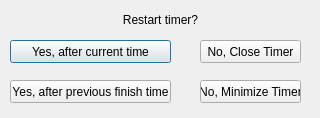
This is timeisupdialog.ui in skronstein/MultiTimer as Qt 5 draws it before an edit. The edited form follows.
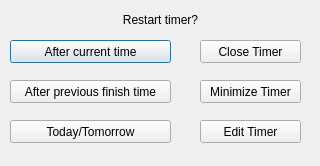
This is the edited form.

Commit message: On time is up dialog box, add button the timer but to end the same time on the next day, and another button to immediately bring up the edit timer window

```diff
--- a/timeisupdialog.ui
+++ b/timeisupdialog.ui
@@ -7,7 +7,7 @@
     <x>0</x>
     <y>0</y>
     <width>320</width>
-    <height>118</height>
+    <height>166</height>
    </rect>
   </property>
   <property name="windowTitle">
@@ -39,7 +39,7 @@
     </rect>
    </property>
    <property name="text">
-    <string>Yes, after previous finish time</string>
+    <string>After previous finish time</string>
    </property>
   </widget>
   <widget class="QPushButton" name="RestartAfterCurrentTimeButton">
@@ -52,7 +52,7 @@
     </rect>
    </property>
    <property name="text">
-    <string>Yes, after current time</string>
+    <string>After current time</string>
    </property>
    <property name="default">
     <bool>true</bool>
@@ -71,7 +71,7 @@
     </rect>
    </property>
    <property name="text">
-    <string>No, Close Timer</string>
+    <string>Close Timer</string>
    </property>
    <property name="flat">
     <bool>false</bool>
@@ -90,7 +90,36 @@
     </rect>
    </property>
    <property name="text">
-    <string>No, Minimize Timer</string>
+    <string>Minimize Timer</string>
+   </property>
+  </widget>
+  <widget class="QPushButton" name="RestartNextDayButton">
+   <property name="geometry">
+    <rect>
+     <x>10</x>
+     <y>120</y>
+     <width>161</width>
+     <height>23</height>
+    </rect>
+   </property>
+   <property name="text">
+    <string>Today/Tomorrow</string>
+   </property>
+  </widget>
+  <widget class="QPushButton" name="EditTimerButton">
+   <property name="enabled">
+    <bool>true</bool>
+   </property>
+   <property name="geometry">
+    <rect>
+     <x>200</x>
+     <y>120</y>
+     <width>101</width>
+     <height>23</height>
+    </rect>
+   </property>
+   <property name="text">
+    <string>Edit Timer</string>
    </property>
   </widget>
  </widget>
```
The commit also changes 3 other files.
